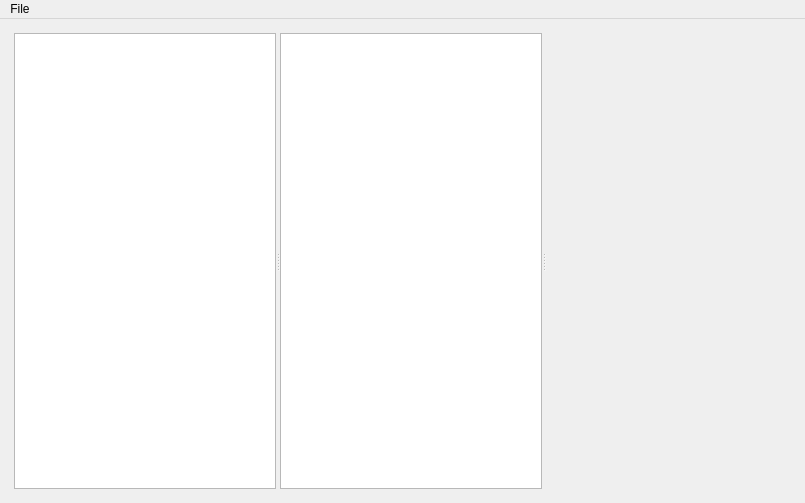
Above: forms/mainwindow.ui from juniornascimento/spaceship-control before the change. Below: the same form after it.
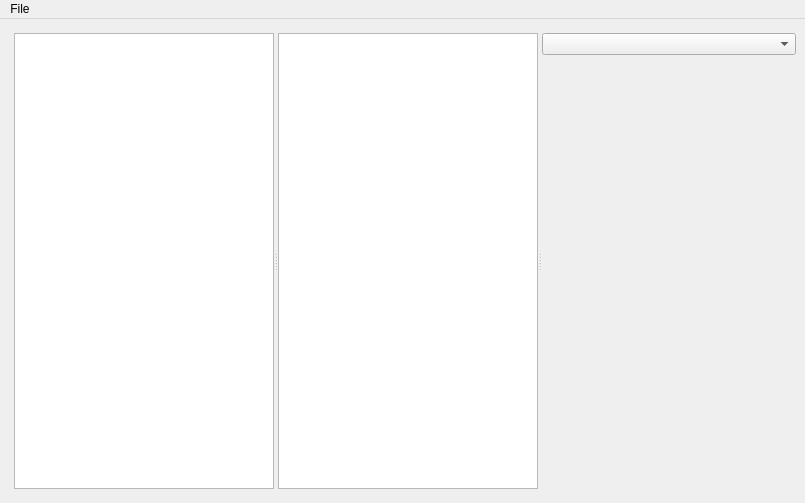
That is the form after the change. Custom widgets are drawn as their Qt base class.

Commit message: Added combobox to change which ship's device interface appear

Patch:
```diff
--- a/forms/mainwindow.ui
+++ b/forms/mainwindow.ui
@@ -50,15 +50,9 @@
         <height>0</height>
        </size>
       </property>
-      <layout class="QHBoxLayout" name="horizontalLayout_2">
+      <layout class="QVBoxLayout" name="verticalLayout_2">
        <item>
         <widget class="QSplitter" name="splitter">
-         <property name="sizePolicy">
-          <sizepolicy hsizetype="Preferred" vsizetype="Preferred">
-           <horstretch>0</horstretch>
-           <verstretch>0</verstretch>
-          </sizepolicy>
-         </property>
          <property name="orientation">
           <enum>Qt::Horizontal</enum>
          </property>
@@ -84,6 +78,12 @@
            </size>
           </property>
          </widget>
+         <widget class="QWidget" name="deviceInterfaceWidgets" native="true">
+          <layout class="QVBoxLayout" name="verticalLayout_6">
+           <item>
+            <widget class="QComboBox" name="deviceInterfaceComboBox"/>
+           </item>
+           <item>
          <widget class="QWidget" name="deviceInterfaceComponents" native="true">
           <property name="sizePolicy">
            <sizepolicy hsizetype="Fixed" vsizetype="MinimumExpanding">
@@ -103,6 +103,9 @@
             <height>16777215</height>
            </size>
           </property>
+            </widget>
+           </item>
+          </layout>
          </widget>
         </widget>
        </item>
```
Lines whose indentation alone changed are shown as unchanged. The commit also changes 1 other file.
